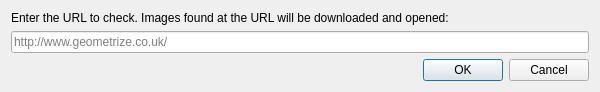
This is geometrize/dialog/openurldialog.ui in Tw1ddle/geometrize as Qt 5 draws it before an edit. The edited form follows.
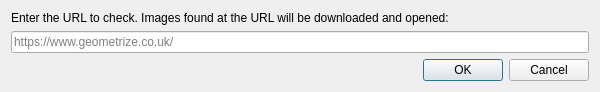
This is the edited form.

The edit to the form file:
```diff
--- a/geometrize/dialog/openurldialog.ui
+++ b/geometrize/dialog/openurldialog.ui
@@ -36,7 +36,7 @@
       <string notr="true"/>
      </property>
      <property name="placeholderText">
-      <string notr="true">http://www.geometrize.co.uk/</string>
+      <string notr="true">https://www.geometrize.co.uk/</string>
      </property>
     </widget>
    </item>
```
